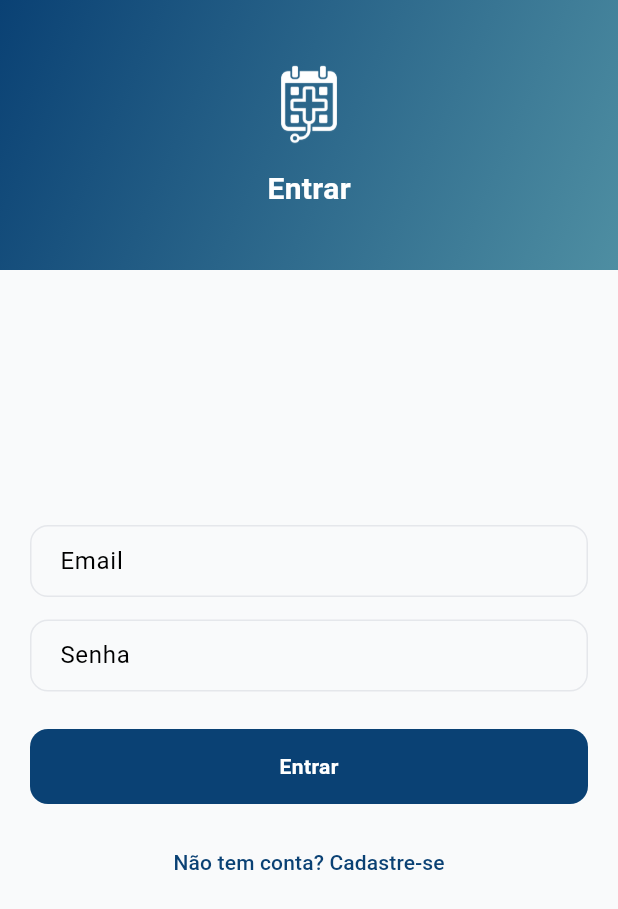
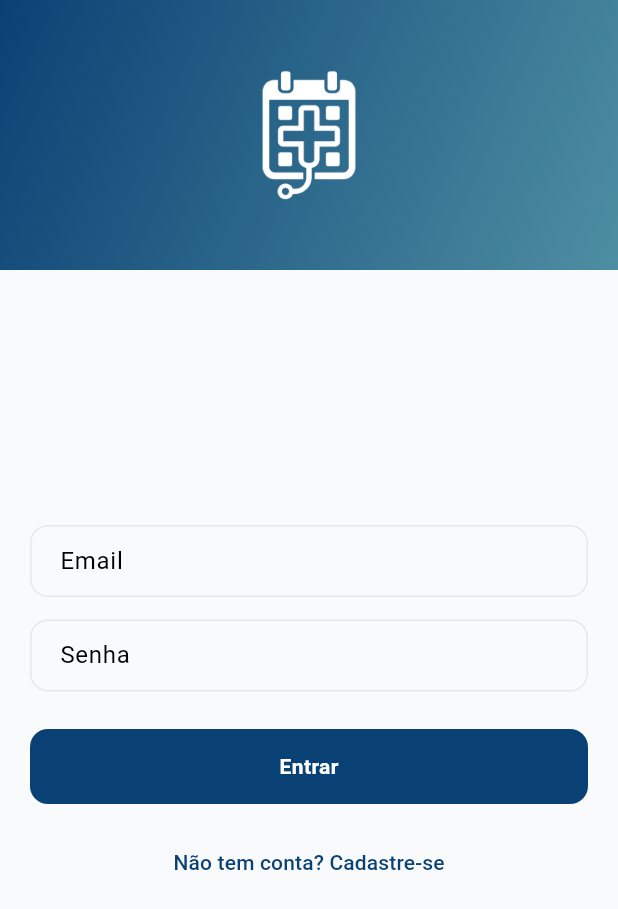
Before and after one commit to psantiago20/Desafio_Final_Flutter, a Flutter app: the screen it shows after launch, on a phone screen of 412 x 824 dp. Shown: the top 909 px of the screen. Run offline on Flutter 3.47's test engine with Material 3 defaults, Android fonts, the phone set to English and light mode, and no system bars; our stand-ins replace flutter_riverpod, go_router, google_fonts, mask_text_input_formatter; accounts and stored records are empty; project files that could hold a hidden picture were left out.

Commit message:
refactor(auth-ui): simplifica header removendo título e mantendo apenas logo

```diff
--- a/frontend/lib/features/auth/widgets/auth_header.dart
+++ b/frontend/lib/features/auth/widgets/auth_header.dart
@@ -2,12 +2,7 @@ import 'package:flutter/material.dart';
 import 'package:frontend/core/theme/app_theme.dart';
 
 class AuthHeader extends StatelessWidget {
-  final String title;
-
-  const AuthHeader({
-    super.key,
-    required this.title,
-  });
+  const AuthHeader({super.key});
 
   @override
   Widget build(BuildContext context) {
@@ -25,26 +20,11 @@ class AuthHeader extends StatelessWidget {
         ),
       ),
       child: SafeArea(
-        child: Column(
-          mainAxisAlignment: MainAxisAlignment.center,
-          children: [
-
-            Image.asset(
-              'assets/images/test.png',
-              height: 60,
-            ),
-
-            const SizedBox(height: 12),
-
-            Text(
-              title,
-              style: const TextStyle(
-                color: Colors.white,
-                fontSize: 20,
-                fontWeight: FontWeight.w600,
-              ),
-            ),
-          ],
+        child: Center(
+          child: Image.asset(
+            'assets/images/test.png',
+            height: 100,
+          ),
         ),
       ),
     );
```
